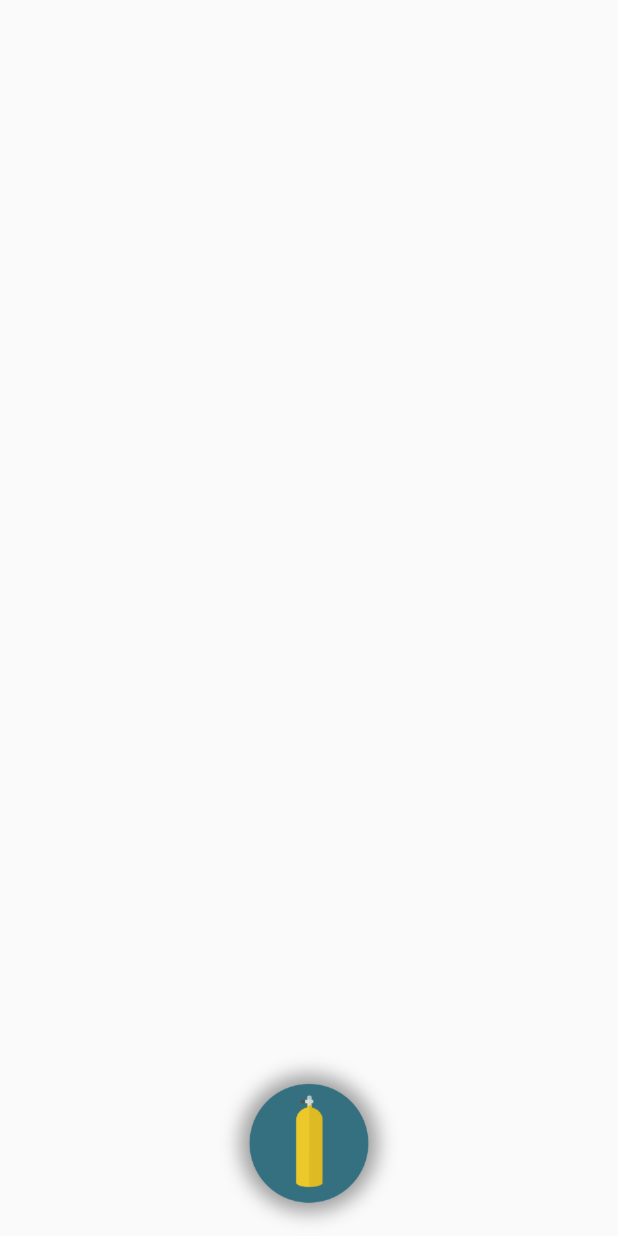
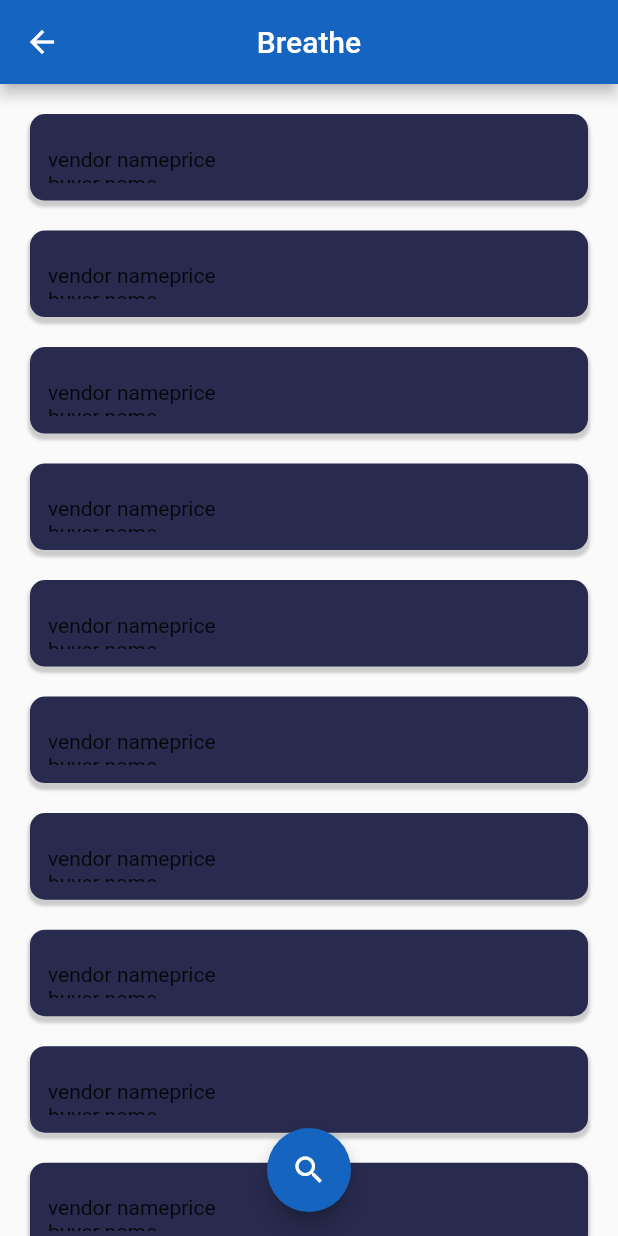
Before and after one commit to M-Manas-s/Breathe, a Flutter app: the Dashboard screen opened by its route, on a phone screen of 412 x 824 dp. Run offline on Flutter 3.47's test engine with Material 2 defaults, Android fonts, the phone set to English and light mode, and no system bars; our stand-ins replace cloud_firestore, firebase_auth, firebase_core, flutter_spinkit, google_maps_flutter, modal_progress_hud and 1 more; accounts and stored records are empty.

Commit message:
dashboard

```diff
--- a/lib/Screens/Dashboard.dart
+++ b/lib/Screens/Dashboard.dart
@@ -1,5 +1,7 @@
+import 'package:breathe/Classes/CustomCard.dart';
 import 'package:flutter/material.dart';
 
+import 'Info.dart';
 import 'Search.dart';
 
 class CustomRoute extends MaterialPageRoute {
@@ -19,35 +21,45 @@ class Dashboard extends StatefulWidget {
 class _DashboardState extends State<Dashboard> {
   @override
   Widget build(BuildContext context) {
-    return SafeArea(
-      child: Scaffold(
-        floatingActionButtonLocation: FloatingActionButtonLocation.centerFloat,
-        floatingActionButton: GestureDetector(
-          onTap: () {
-            Navigator.pushAndRemoveUntil(
-                context, CustomRoute(builder: (_) => Search()), (r) => false);
-          },
-          child: Container(
-            decoration: BoxDecoration(
-              shape: BoxShape.circle,
-              boxShadow: [
-                BoxShadow(
-                  spreadRadius: 0.1,
-                  color: Colors.grey,
-                  blurRadius: 10,
-                )
-              ],
-            ),
-            child: Container(
-              width: 130,
-              child: Hero(
-                tag: 'icon',
-                child: Image.asset('Assets/Images/icon.png'),
-              ),
-            ),
+    return Scaffold(
+      appBar: AppBar(
+        backgroundColor: Color(0xFF1565C0),
+        title: Text('Breathe',style: TextStyle(color: Colors.white),),
+        centerTitle: true,
+        iconTheme: IconThemeData(color: Colors.white),
+      ),
+      floatingActionButton: FloatingActionButton(
+        backgroundColor: Color(0xFF1565C0),
+        child: Icon(Icons.search_sharp),
+        onPressed: (){Navigator.of(context).push(MaterialPageRoute(builder: (context) => Info()));},
+      ),
+      floatingActionButtonLocation: FloatingActionButtonLocation.centerFloat,
+      body: Container(
+        child: Center(
+          child: ListView.builder(
+            itemCount: 10,
+            itemBuilder: (BuildContext context,int index) {
+              return CustomCard(
+                  child: ListView(
+                    children: <Widget>[
+                      Padding(padding: EdgeInsets.only(top: 10)),
+                      Row(
+                        children: <Widget>[
+                          Text('vendor name'),
+                          Center(child: Text('price'),)
+                        ],
+                      ),
+                      Row(
+                        children: <Widget>[
+                          Text('buyer name')
+                        ],
+                      ),
+                    ],
+                  ),
+                  padding: EdgeInsets.all(12), margin: EdgeInsets.only(left: 20, right: 20,top: 20));
+            },
           ),
         ),
-        body: Container(),
       ),
     );
   }
--- a/lib/Screens/Info.dart
+++ b/lib/Screens/Info.dart
@@ -0,0 +1,7 @@
+import 'package:flutter/material.dart';
+class Info extends StatelessWidget{
+  @override
+  Widget build(BuildContext context) {
+    return Scaffold();
+  }
+}
```
